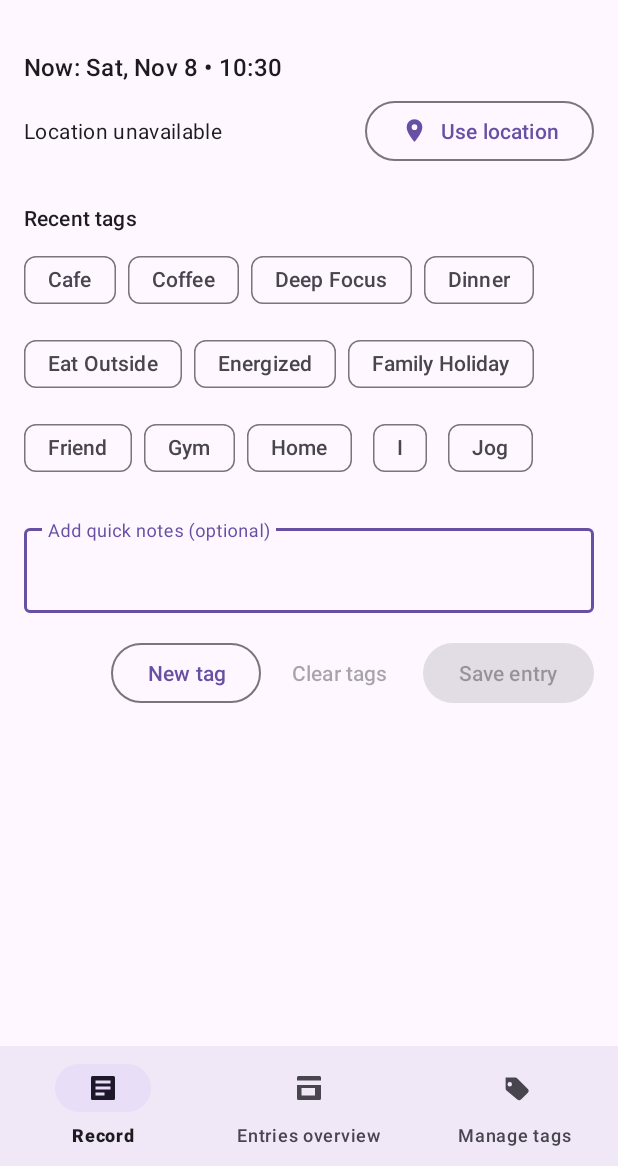
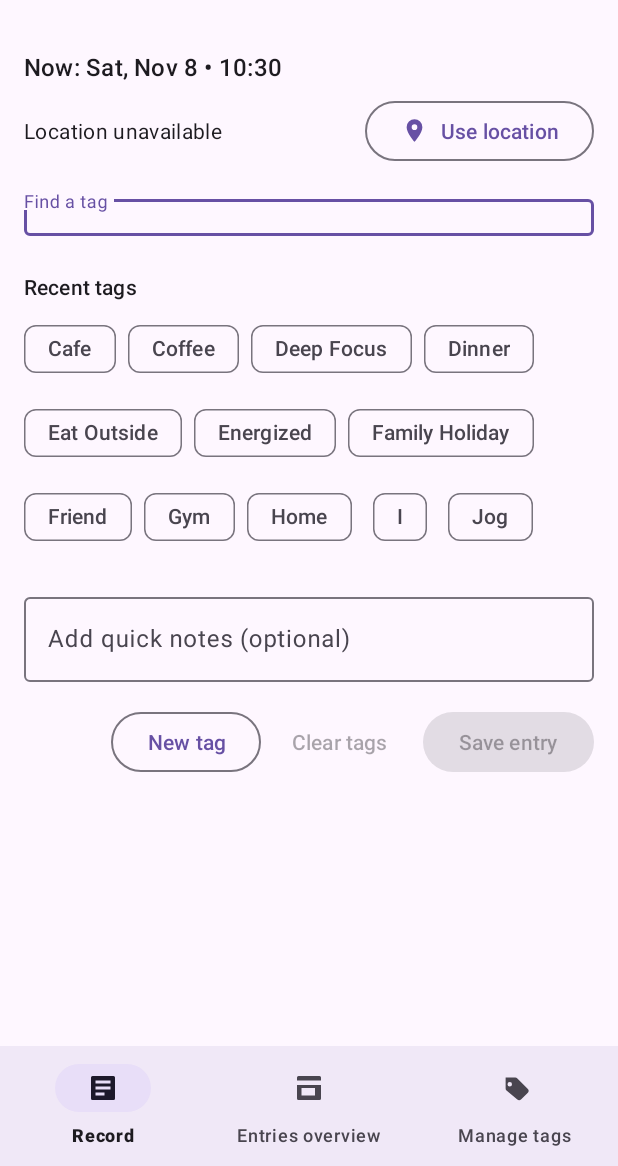
Before and after one commit to cmwen/min-quick-log-app, an Android app: the screen it shows after launch (MainActivity), on a phone screen of 412 x 824 dp, the part 70-1236 px from its top. Run offline under Robolectric (Android 15) with nearby library versions, the phone set to English and light mode, and no system bars; our stand-ins replace Room's generated code.

```diff
--- a/app/src/main/AndroidManifest.xml
+++ b/app/src/main/AndroidManifest.xml
@@ -12,7 +12,8 @@
         android:theme="@style/Theme.MinAndroidAppTemplate">
         <activity
             android:name=".MainActivity"
-            android:exported="true">
+            android:exported="true"
+            android:windowSoftInputMode="stateHidden|adjustResize">
             <intent-filter>
                 <action android:name="android.intent.action.MAIN" />
 
--- a/app/src/main/java/com/example/minandroidapp/MainActivity.kt
+++ b/app/src/main/java/com/example/minandroidapp/MainActivity.kt
@@ -7,6 +7,7 @@ import android.os.Build
 import android.os.Bundle
 import android.view.Menu
 import android.view.MenuItem
+import android.widget.ArrayAdapter
 import androidx.activity.result.contract.ActivityResultContracts
 import androidx.activity.viewModels
 import androidx.appcompat.app.AppCompatActivity
@@ -73,6 +74,7 @@ class MainActivity : AppCompatActivity() {
 
         setupInputs()
         setupBottomNav()
+        setupTagSearch()
         bindViewModel()
 
         maybeFetchLocationOnStart()
@@ -116,6 +118,22 @@ class MainActivity : AppCompatActivity() {
             }
         }
         binding.bottomNav.selectedItemId = R.id.nav_record
+    }
+
+    private fun setupTagSearch() {
+        lifecycleScope.launch {
+            viewModel.allTags.collect { tags ->
+                val labels = tags.map { it.label }.sortedBy { it.lowercase(Locale.getDefault()) }
+                val adapter = ArrayAdapter(this@MainActivity, android.R.layout.simple_dropdown_item_1line, labels)
+                binding.tagSearchInput.setAdapter(adapter)
+            }
+        }
+        binding.tagSearchInput.setOnItemClickListener { parent, _, position, _ ->
+            val label = parent.getItemAtPosition(position) as? String ?: return@setOnItemClickListener
+            viewModel.selectTagByLabel(label)
+            binding.tagSearchInput.setText("")
+            binding.tagSearchInput.clearFocus()
+        }
     }
 
     override fun onCreateOptionsMenu(menu: Menu): Boolean {
--- a/app/src/main/java/com/example/minandroidapp/data/QuickLogRepository.kt
+++ b/app/src/main/java/com/example/minandroidapp/data/QuickLogRepository.kt
@@ -32,6 +32,12 @@ class QuickLogRepository(private val database: LogDatabase) {
     fun observeEntries(): Flow<List<LogEntry>> {
         return entryDao.observeEntries().map { entries ->
             entries.map { it.toModel() }
+        }
+    }
+
+    fun observeAllTags(): Flow<List<LogTag>> {
+        return tagDao.observeAllTags().map { entities ->
+            entities.map { it.toModel() }
         }
     }
 
--- a/app/src/main/java/com/example/minandroidapp/ui/QuickLogViewModel.kt
+++ b/app/src/main/java/com/example/minandroidapp/ui/QuickLogViewModel.kt
@@ -40,6 +40,9 @@ class QuickLogViewModel(private val repository: QuickLogRepository) : ViewModel(
         .stateIn(viewModelScope, SharingStarted.WhileSubscribed(5_000), emptyList())
 
     private val entriesFlow = repository.observeEntries()
+        .stateIn(viewModelScope, SharingStarted.WhileSubscribed(5_000), emptyList())
+
+    private val allTagsFlow = repository.observeAllTags()
         .stateIn(viewModelScope, SharingStarted.WhileSubscribed(5_000), emptyList())
 
     private val draftFlow = MutableStateFlow(EntryDraft())
@@ -99,6 +102,8 @@ class QuickLogViewModel(private val repository: QuickLogRepository) : ViewModel(
     }.stateIn(viewModelScope, SharingStarted.Eagerly, QuickLogUiState())
 
     val events = eventsFlow.asSharedFlow()
+
+    val allTags: StateFlow<List<LogTag>> = allTagsFlow
 
     init {
         startClockTicker()
@@ -252,6 +257,13 @@ class QuickLogViewModel(private val repository: QuickLogRepository) : ViewModel(
         }
     }
 
+    fun selectTagByLabel(label: String) {
+        val tag = allTagsFlow.value.firstOrNull { it.label.equals(label, ignoreCase = true) }
+            ?: return
+        if (draftFlow.value.selectedTags.any { it.id == tag.id }) return
+        toggleTag(tag)
+    }
+
     private fun startClockTicker() {
         tickerJob?.cancel()
         tickerJob = viewModelScope.launch {
--- /dev/null
+++ b/app/src/main/java/com/example/minandroidapp/ui/entries/StatCount.kt
@@ -0,0 +1,6 @@
+package com.example.minandroidapp.ui.entries
+
+data class StatCount(
+    val label: String,
+    val count: Int,
+)
--- a/app/src/main/res/layout/activity_main.xml
+++ b/app/src/main/res/layout/activity_main.xml
@@ -20,6 +20,8 @@
         android:layout_width="0dp"
         android:layout_height="0dp"
         android:fillViewport="true"
+        android:clipToPadding="false"
+        android:paddingBottom="160dp"
         app:layout_constraintTop_toBottomOf="@id/toolbar"
         app:layout_constraintBottom_toTopOf="@id/bottomNav"
         app:layout_constraintStart_toStartOf="parent"
@@ -67,6 +69,23 @@
                     app:iconPadding="8dp"
                     app:iconTint="?attr/colorPrimary" />
             </LinearLayout>
+
+            <com.google.android.material.textfield.TextInputLayout
+                android:id="@+id/tagSearchLayout"
+                style="@style/Widget.Material3.TextInputLayout.OutlinedBox"
+                android:layout_width="match_parent"
+                android:layout_height="wrap_content"
+                android:layout_marginTop="16dp"
+                android:hint="@string/find_tag_hint">
+
+                <com.google.android.material.textfield.MaterialAutoCompleteTextView
+                    android:id="@+id/tagSearchInput"
+                    android:layout_width="match_parent"
+                    android:layout_height="wrap_content"
+                    android:imeOptions="actionDone"
+                    android:inputType="text" />
+
+            </com.google.android.material.textfield.TextInputLayout>
 
             <TextView
                 android:id="@+id/recentTagsLabel"
--- a/app/src/main/res/values/strings.xml
+++ b/app/src/main/res/values/strings.xml
@@ -45,6 +45,9 @@
     <string name="entries_stats_unique_tags">Unique tags: %1$d</string>
     <string name="entries_stats_top_tag">Top tag: %1$s (%2$d)</string>
     <string name="entries_stats_avg_daily">Avg per day: %1$.1f</string>
+    <string name="entries_stats_tab_date">By date</string>
+    <string name="entries_stats_tab_location">By location</string>
+    <string name="entries_stats_tab_tags">By tags</string>
     <string name="drawer_open">Open navigation</string>
     <string name="drawer_close">Close navigation</string>
     <string name="tab_record">Record</string>
@@ -58,4 +61,5 @@
     <string name="theme_system">Follow system</string>
     <string name="theme_light">Light</string>
     <string name="theme_dark">Dark</string>
+    <string name="find_tag_hint">Find a tag</string>
 </resources>
```
Also changed, not shown: app/src/main/java/com/example/minandroidapp/ui/entries/EntriesOverviewViewModel.kt (+27 -0 lines), app/src/main/java/com/example/minandroidapp/ui/entries/StatBarAdapter.kt (added, +44 -0 lines), app/src/main/java/com/example/minandroidapp/ui/entries/StatsFragment.kt (+73 -5 lines), app/src/main/res/layout/fragment_entries_stats.xml (+30 -0 lines), app/src/main/res/layout/item_entry.xml (+5 -3 lines), app/src/main/res/layout/item_stat_bar.xml (added, +38 -0 lines), 1 other file. Lines whose indentation alone changed are shown as unchanged.
